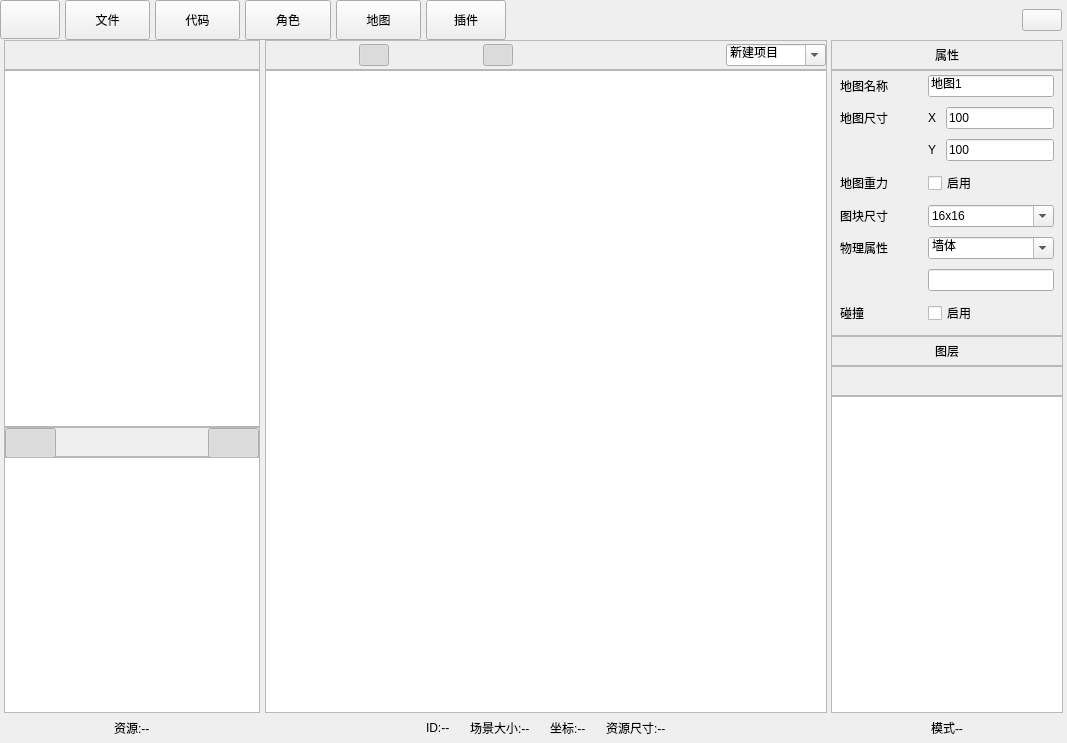
This is ui/main_window.ui in BidouMan/bingocode-ide as Qt 5 draws it before an edit. The edited form follows.
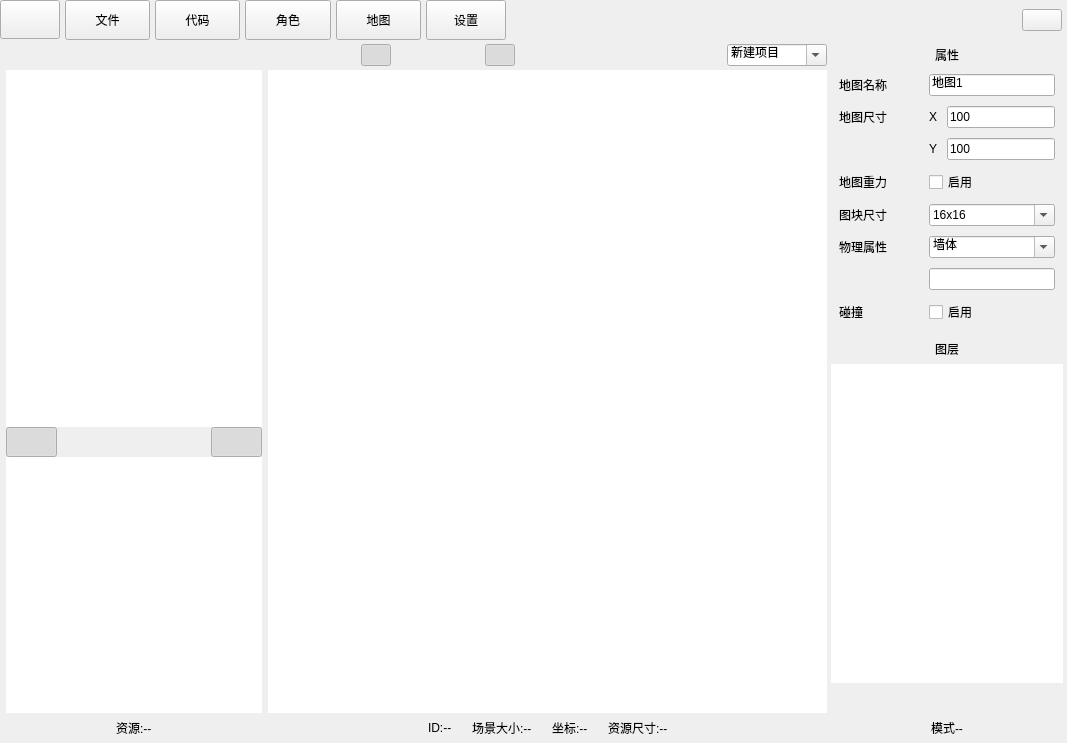
This is the edited form. The open tabs and pages were chosen to show the change. Icons and pictures are not drawn.

```diff
--- a/ui/main_window.ui
+++ b/ui/main_window.ui
@@ -280,7 +280,7 @@
             </property>
             <property name="icon">
              <iconset resource="../assets/resources.qrc">
-              <normaloff>:/icons/addons.svg</normaloff>:/icons/addons.svg</iconset>
+              <normaloff>:/icons/角色精灵.svg</normaloff>:/icons/角色精灵.svg</iconset>
             </property>
             <property name="iconSize">
              <size>
@@ -321,7 +321,7 @@
             </property>
             <property name="icon">
              <iconset resource="../assets/resources.qrc">
-              <normaloff>:/icons/icon--settings.svg</normaloff>:/icons/icon--settings.svg</iconset>
+              <normaloff>:/icons/addons.svg</normaloff>:/icons/addons.svg</iconset>
             </property>
             <property name="iconSize">
              <size>
@@ -358,11 +358,11 @@
              <enum>Qt::FocusPolicy::NoFocus</enum>
             </property>
             <property name="text">
-             <string>插件</string>
+             <string>设置</string>
             </property>
             <property name="icon">
              <iconset resource="../assets/resources.qrc">
-              <normaloff>:/icons/addons.svg</normaloff>:/icons/addons.svg</iconset>
+              <normaloff>:/icons/icon--settings.svg</normaloff>:/icons/icon--settings.svg</iconset>
             </property>
             <property name="iconSize">
              <size>
@@ -411,7 +411,7 @@
        <item>
         <widget class="QStackedWidget" name="editor_stacked">
          <property name="currentIndex">
-          <number>0</number>
+          <number>2</number>
          </property>
          <widget class="QWidget" name="editor_code_web">
           <layout class="QVBoxLayout" name="verticalLayout_5">
@@ -1941,7 +1941,7 @@
               <property name="bottomMargin">
                <number>0</number>
               </property>
-              <item>
+              <item alignment="Qt::AlignmentFlag::AlignHCenter">
                <widget class="QFrame" name="editor_map_left">
                 <property name="sizePolicy">
                  <sizepolicy hsizetype="Fixed" vsizetype="Preferred">
@@ -1951,73 +1951,28 @@
                 </property>
                 <property name="minimumSize">
                  <size>
-                  <width>265</width>
+                  <width>0</width>
                   <height>0</height>
                  </size>
                 </property>
                 <property name="maximumSize">
                  <size>
-                  <width>265</width>
+                  <width>16777215</width>
                   <height>16777215</height>
                  </size>
                 </property>
-                <layout class="QVBoxLayout" name="verticalLayout_24" stretch="1">
+                <layout class="QVBoxLayout" name="verticalLayout_24" stretch="0,0,0,0,0">
                  <property name="spacing">
                   <number>0</number>
                  </property>
                  <property name="leftMargin">
-                  <number>0</number>
+                  <number>6</number>
                  </property>
                  <property name="topMargin">
                   <number>0</number>
                  </property>
                  <property name="rightMargin">
-                  <number>0</number>
-                 </property>
-                 <property name="bottomMargin">
-                  <number>0</number>
-                 </property>
-                 <item>
-                  <widget class="QFrame" name="editor_map_res_list">
-                   <property name="sizePolicy">
-                    <sizepolicy hsizetype="Minimum" vsizetype="Preferred">
-                     <horstretch>0</horstretch>
-                     <verstretch>0</verstretch>
-                    </sizepolicy>
-                   </property>
-                   <property name="minimumSize">
-                    <size>
-                     <width>265</width>
-                     <height>0</height>
-                    </size>
-                   </property>
-                   <property name="maximumSize">
-                    <size>
-                     <width>265</width>
-                     <height>16777215</height>
-                    </size>
-                   </property>
-                   <property name="frameShape">
-                    <enum>QFrame::Shape::NoFrame</enum>
-                   </property>
-                   <property name="frameShadow">
-                    <enum>QFrame::Shadow::Raised</enum>
-                   </property>
-                   <property name="lineWidth">
-                    <number>0</number>
-                   </property>
-                   <layout class="QVBoxLayout" name="verticalLayout_26">
-                    <property name="spacing">
-                     <number>0</number>
-                    </property>
-                    <property name="leftMargin">
-                     <number>4</number>
-                    </property>
-                    <property name="topMargin">
-                     <number>0</number>
-                    </property>
-                    <property name="rightMargin">
-                     <number>4</number>
+                  <number>6</number>
                     </property>
                     <property name="bottomMargin">
                      <number>0</number>
@@ -2043,7 +1998,7 @@
                        </size>
                       </property>
                       <property name="frameShape">
-                       <enum>QFrame::Shape::StyledPanel</enum>
+                    <enum>QFrame::Shape::NoFrame</enum>
                       </property>
                       <property name="frameShadow">
                        <enum>QFrame::Shadow::Raised</enum>
@@ -2053,18 +2008,18 @@
                         <number>0</number>
                        </property>
                        <property name="leftMargin">
-                        <number>4</number>
+                     <number>0</number>
                        </property>
                        <property name="topMargin">
                         <number>0</number>
                        </property>
                        <property name="rightMargin">
-                        <number>4</number>
+                     <number>0</number>
                        </property>
                        <property name="bottomMargin">
                         <number>0</number>
                        </property>
-                       <item alignment="Qt::AlignmentFlag::AlignHCenter|Qt::AlignmentFlag::AlignVCenter">
+                    <item>
                         <widget class="QPushButton" name="btn_res_list_open">
                          <property name="minimumSize">
                           <size>
@@ -2208,7 +2163,7 @@
                       </layout>
                      </widget>
                     </item>
-                    <item>
+                 <item alignment="Qt::AlignmentFlag::AlignHCenter">
                      <widget class="QGraphicsView" name="res_list_view">
                       <property name="sizePolicy">
                        <sizepolicy hsizetype="Fixed" vsizetype="Expanding">
@@ -2231,6 +2186,9 @@
                       <property name="autoFillBackground">
                        <bool>true</bool>
                       </property>
+                   <property name="frameShape">
+                    <enum>QFrame::Shape::NoFrame</enum>
+                   </property>
                       <property name="verticalScrollBarPolicy">
                        <enum>Qt::ScrollBarPolicy::ScrollBarAlwaysOff</enum>
                       </property>
@@ -2256,11 +2214,11 @@
                       <property name="maximumSize">
                        <size>
                         <width>256</width>
-                        <height>30</height>
+                     <height>40</height>
                        </size>
                       </property>
                       <property name="frameShape">
-                       <enum>QFrame::Shape::StyledPanel</enum>
+                    <enum>QFrame::Shape::NoFrame</enum>
                       </property>
                       <property name="midLineWidth">
                        <number>0</number>
@@ -2498,25 +2456,7 @@
                       </layout>
                      </widget>
                     </item>
-                    <item>
-                     <widget class="QWidget" name="widget" native="true">
-                      <layout class="QVBoxLayout" name="verticalLayout_22">
-                       <property name="spacing">
-                        <number>0</number>
-                       </property>
-                       <property name="leftMargin">
-                        <number>0</number>
-                       </property>
-                       <property name="topMargin">
-                        <number>0</number>
-                       </property>
-                       <property name="rightMargin">
-                        <number>0</number>
-                       </property>
-                       <property name="bottomMargin">
-                        <number>0</number>
-                       </property>
-                       <item alignment="Qt::AlignmentFlag::AlignTop">
+                 <item alignment="Qt::AlignmentFlag::AlignHCenter">
                         <widget class="QGraphicsView" name="col_editor_view">
                          <property name="sizePolicy">
                           <sizepolicy hsizetype="Fixed" vsizetype="Preferred">
@@ -2532,13 +2472,16 @@
                          </property>
                          <property name="maximumSize">
                           <size>
-                           <width>240</width>
-                           <height>240</height>
+                     <width>256</width>
+                     <height>256</height>
                           </size>
                          </property>
                          <property name="autoFillBackground">
                           <bool>true</bool>
                          </property>
+                   <property name="frameShape">
+                    <enum>QFrame::Shape::NoFrame</enum>
+                   </property>
                          <property name="verticalScrollBarPolicy">
                           <enum>Qt::ScrollBarPolicy::ScrollBarAlwaysOff</enum>
                          </property>
@@ -2619,12 +2562,6 @@
                       </layout>
                      </widget>
                     </item>
-                   </layout>
-                  </widget>
-                 </item>
-                </layout>
-               </widget>
-              </item>
               <item>
                <widget class="QWidget" name="editor_map_mid" native="true">
                 <property name="sizePolicy">
@@ -2670,7 +2607,7 @@
                     </size>
                    </property>
                    <property name="frameShape">
-                    <enum>QFrame::Shape::StyledPanel</enum>
+                    <enum>QFrame::Shape::NoFrame</enum>
                    </property>
                    <property name="frameShadow">
                     <enum>QFrame::Shadow::Raised</enum>
@@ -3034,6 +2971,9 @@
                    <property name="autoFillBackground">
                     <bool>true</bool>
                    </property>
+                   <property name="frameShape">
+                    <enum>QFrame::Shape::NoFrame</enum>
+                   </property>
                    <property name="verticalScrollBarPolicy">
                     <enum>Qt::ScrollBarPolicy::ScrollBarAlwaysOff</enum>
                    </property>
@@ -3157,13 +3097,13 @@
                   <number>0</number>
                  </property>
                  <property name="leftMargin">
-                  <number>4</number>
+                  <number>0</number>
                  </property>
                  <property name="topMargin">
                   <number>0</number>
                  </property>
                  <property name="rightMargin">
-                  <number>4</number>
+                  <number>0</number>
                  </property>
                  <property name="bottomMargin">
                   <number>0</number>
@@ -3181,13 +3121,13 @@
                      <number>0</number>
                     </property>
                     <property name="leftMargin">
-                     <number>0</number>
+                     <number>4</number>
                     </property>
                     <property name="topMargin">
                      <number>0</number>
                     </property>
                     <property name="rightMargin">
-                     <number>0</number>
+                     <number>4</number>
                     </property>
                     <property name="bottomMargin">
                      <number>0</number>
@@ -3207,7 +3147,7 @@
                        </size>
                       </property>
                       <property name="frameShape">
-                       <enum>QFrame::Shape::StyledPanel</enum>
+                       <enum>QFrame::Shape::NoFrame</enum>
                       </property>
                       <property name="text">
                        <string>属性</string>
@@ -3220,7 +3160,7 @@
                     <item>
                      <widget class="QFrame" name="frame_9">
                       <property name="frameShape">
-                       <enum>QFrame::Shape::StyledPanel</enum>
+                       <enum>QFrame::Shape::NoFrame</enum>
                       </property>
                       <property name="frameShadow">
                        <enum>QFrame::Shadow::Raised</enum>
@@ -3441,7 +3381,7 @@
                        </size>
                       </property>
                       <property name="frameShape">
-                       <enum>QFrame::Shape::StyledPanel</enum>
+                       <enum>QFrame::Shape::NoFrame</enum>
                       </property>
                       <property name="text">
                        <string>图层</string>
@@ -3451,6 +3391,13 @@
                       </property>
                      </widget>
                     </item>
+                    <item>
+                     <widget class="QListWidget" name="editor_map_layer_list">
+                      <property name="frameShape">
+                       <enum>QFrame::Shape::NoFrame</enum>
+                      </property>
+                     </widget>
+                    </item>
                     <item>
                      <widget class="QFrame" name="layer_editor_toolbar">
                       <property name="minimumSize">
@@ -3466,7 +3413,7 @@
                        </size>
                       </property>
                       <property name="frameShape">
-                       <enum>QFrame::Shape::StyledPanel</enum>
+                       <enum>QFrame::Shape::NoFrame</enum>
                       </property>
                       <property name="frameShadow">
                        <enum>QFrame::Shadow::Raised</enum>
@@ -3590,9 +3537,6 @@
                       </layout>
                      </widget>
                     </item>
-                    <item>
-                     <widget class="QListWidget" name="editor_map_layer_list"/>
-                    </item>
                     <item>
                      <widget class="QWidget" name="widget_3" native="true">
                       <property name="minimumSize">
```
Left out of the diff: 4 changed lines with no effect on the pictures. Lines whose indentation alone changed are shown as unchanged.
